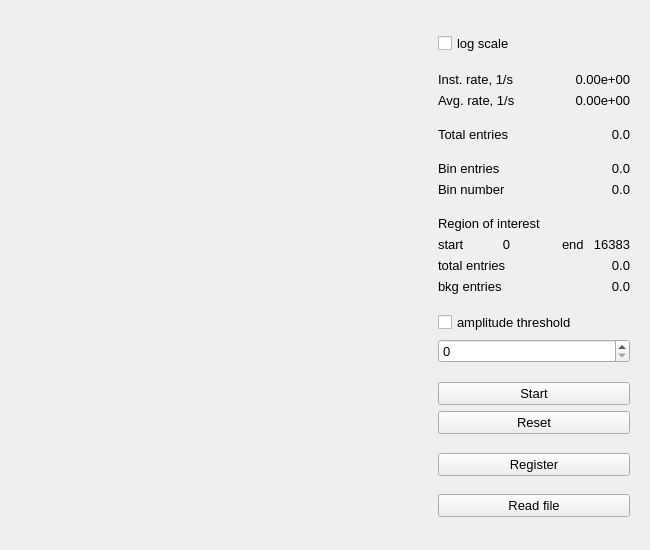
The window that projects/mcpha/python/mcpha_hist.ui (pavel-demin/red-pitaya-notes) describes before a commit, drawn with Qt 5.
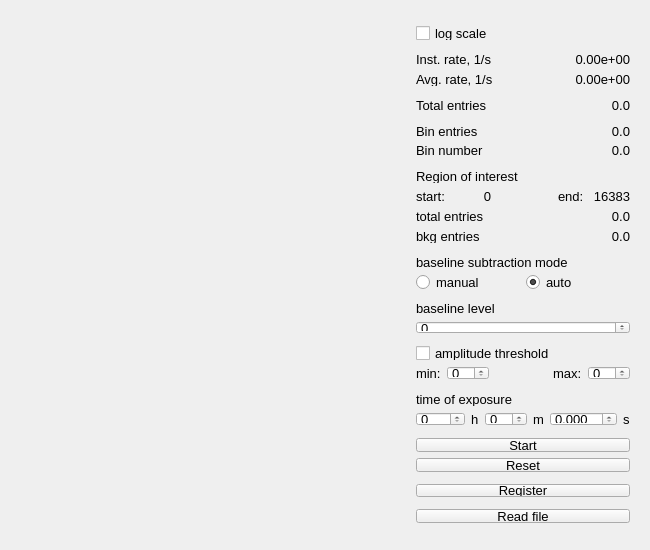
The same window after the commit.

Commit message: add more controls to mcpha/python

What changed in the file:
```diff
--- a/projects/mcpha/python/mcpha_hist.ui
+++ b/projects/mcpha/python/mcpha_hist.ui
@@ -57,6 +57,22 @@
       </font>
      </property>
      <layout class="QFormLayout" name="formLayout">
+      <property name="fieldGrowthPolicy">
+       <enum>QFormLayout::AllNonFixedFieldsGrow</enum>
+      </property>
+      <item row="0" column="0">
+       <spacer name="spacer_0">
+        <property name="orientation">
+         <enum>Qt::Vertical</enum>
+        </property>
+        <property name="sizeHint" stdset="0">
+         <size>
+          <width>20</width>
+          <height>40</height>
+         </size>
+        </property>
+       </spacer>
+      </item>
       <item row="1" column="0">
        <widget class="QCheckBox" name="logCheck">
         <property name="text">
@@ -254,14 +270,14 @@
          <item row="0" column="3">
           <widget class="QLabel" name="roiendLabel">
            <property name="text">
-            <string>end</string>
+            <string>end:</string>
            </property>
           </widget>
          </item>
          <item row="0" column="0">
           <widget class="QLabel" name="roistartLabel">
            <property name="text">
-            <string>start</string>
+            <string>start:</string>
            </property>
           </widget>
          </item>
@@ -344,83 +360,124 @@
         </property>
        </spacer>
       </item>
+      <item row="16" column="0">
+       <widget class="QLabel" name="baseLabel">
+        <property name="text">
+         <string>baseline subtraction mode</string>
+        </property>
+       </widget>
+      </item>
       <item row="17" column="0" colspan="2">
-       <widget class="QSpinBox" name="thrsValue"/>
+       <widget class="QWidget" name="baseWidget" native="true">
+        <layout class="QGridLayout" name="gridLayout_3">
+         <property name="leftMargin">
+          <number>0</number>
+         </property>
+         <property name="topMargin">
+          <number>0</number>
+         </property>
+         <property name="rightMargin">
+          <number>0</number>
+         </property>
+         <property name="bottomMargin">
+          <number>0</number>
+         </property>
+         <item row="0" column="0">
+          <widget class="QRadioButton" name="radioButton">
+           <property name="text">
+            <string>manual</string>
+           </property>
+          </widget>
+         </item>
+         <item row="0" column="1">
+          <widget class="QRadioButton" name="radioButton_2">
+           <property name="text">
+            <string>auto</string>
+           </property>
+           <property name="checked">
+            <bool>true</bool>
+           </property>
+          </widget>
+         </item>
+        </layout>
+       </widget>
       </item>
-      <item row="21" column="0">
-       <spacer name="spacer_7">
-        <property name="orientation">
-         <enum>Qt::Vertical</enum>
+      <item row="19" column="0">
+       <widget class="QLabel" name="levelLabel">
+        <property name="text">
+         <string>baseline level</string>
         </property>
-        <property name="sizeHint" stdset="0">
-         <size>
-          <width>20</width>
-          <height>40</height>
-         </size>
-        </property>
-       </spacer>
+       </widget>
       </item>
-      <item row="18" column="0">
-       <spacer name="spacer_6">
-        <property name="orientation">
-         <enum>Qt::Vertical</enum>
-        </property>
-        <property name="sizeHint" stdset="0">
-         <size>
-          <width>20</width>
-          <height>40</height>
-         </size>
-        </property>
-       </spacer>
+      <item row="20" column="0" colspan="2">
+       <widget class="QSpinBox" name="levelValue"/>
       </item>
-      <item row="0" column="0">
-       <spacer name="spacer_0">
-        <property name="orientation">
-         <enum>Qt::Vertical</enum>
-        </property>
-        <property name="sizeHint" stdset="0">
-         <size>
-          <width>20</width>
-          <height>40</height>
-         </size>
-        </property>
-       </spacer>
-      </item>
-      <item row="23" column="0">
-       <spacer name="spacer_8">
-        <property name="orientation">
-         <enum>Qt::Vertical</enum>
-        </property>
-        <property name="sizeHint" stdset="0">
-         <size>
-          <width>20</width>
-          <height>40</height>
-         </size>
-        </property>
-       </spacer>
-      </item>
-      <item row="16" column="0" colspan="2">
+      <item row="22" column="0" colspan="2">
        <widget class="QCheckBox" name="thrsCheck">
         <property name="text">
          <string>amplitude threshold</string>
         </property>
        </widget>
       </item>
-      <item row="20" column="0" colspan="2">
-       <widget class="QPushButton" name="resetButton">
-        <property name="text">
-         <string>Reset</string>
-        </property>
-       </widget>
-      </item>
-      <item row="19" column="0" colspan="2">
-       <widget class="QPushButton" name="startButton">
-        <property name="text">
-         <string>Start</string>
-        </property>
+      <item row="23" column="0" colspan="2">
+       <widget class="QWidget" name="thrsWidget" native="true">
+        <layout class="QGridLayout" name="gridLayout_2">
+         <property name="leftMargin">
+          <number>0</number>
+         </property>
+         <property name="topMargin">
+          <number>0</number>
+         </property>
+         <property name="rightMargin">
+          <number>0</number>
+         </property>
+         <property name="bottomMargin">
+          <number>0</number>
+         </property>
+         <item row="0" column="3">
+          <widget class="QLabel" name="thrsmaxLabel">
+           <property name="text">
+            <string>max:</string>
+           </property>
+          </widget>
+         </item>
+         <item row="0" column="4">
+          <widget class="QSpinBox" name="thrsmaxValue"/>
+         </item>
+         <item row="0" column="1">
+          <widget class="QSpinBox" name="thrsminLabel_2"/>
+         </item>
+         <item row="0" column="0">
+          <widget class="QLabel" name="thrsminLabel">
+           <property name="text">
+            <string>min:</string>
+           </property>
+          </widget>
+         </item>
+         <item row="0" column="2">
+          <spacer name="spacer_14">
+           <property name="orientation">
+            <enum>Qt::Horizontal</enum>
+           </property>
+           <property name="sizeHint" stdset="0">
+            <size>
+             <width>40</width>
+             <height>20</height>
+            </size>
+           </property>
+          </spacer>
+         </item>
+        </layout>
        </widget>
       </item>
       <item row="25" column="0">
+       <widget class="QLabel" name="label">
+        <property name="text">
+         <string>time of exposure</string>
+        </property>
+       </widget>
+      </item>
+      <item row="27" column="0">
        <spacer name="spacer_9">
         <property name="orientation">
          <enum>Qt::Vertical</enum>
@@ -433,20 +490,175 @@
         </property>
        </spacer>
       </item>
-      <item row="22" column="0" colspan="2">
+      <item row="28" column="0" colspan="2">
+       <widget class="QPushButton" name="startButton">
+        <property name="text">
+         <string>Start</string>
+        </property>
+       </widget>
+      </item>
+      <item row="29" column="0" colspan="2">
+       <widget class="QPushButton" name="resetButton">
+        <property name="text">
+         <string>Reset</string>
+        </property>
+       </widget>
+      </item>
+      <item row="30" column="0">
+       <spacer name="spacer_10">
+        <property name="orientation">
+         <enum>Qt::Vertical</enum>
+        </property>
+        <property name="sizeHint" stdset="0">
+         <size>
+          <width>20</width>
+          <height>40</height>
+         </size>
+        </property>
+       </spacer>
+      </item>
+      <item row="31" column="0" colspan="2">
        <widget class="QPushButton" name="saveButton">
         <property name="text">
          <string>Register</string>
         </property>
        </widget>
       </item>
-      <item row="24" column="0" colspan="2">
+      <item row="32" column="0">
+       <spacer name="spacer_11">
+        <property name="orientation">
+         <enum>Qt::Vertical</enum>
+        </property>
+        <property name="sizeHint" stdset="0">
+         <size>
+          <width>20</width>
+          <height>40</height>
+         </size>
+        </property>
+       </spacer>
+      </item>
+      <item row="33" column="0" colspan="2">
        <widget class="QPushButton" name="readButton">
         <property name="text">
          <string>Read file</string>
         </property>
        </widget>
       </item>
+      <item row="34" column="0">
+       <spacer name="spacer_12">
+        <property name="orientation">
+         <enum>Qt::Vertical</enum>
+        </property>
+        <property name="sizeHint" stdset="0">
+         <size>
+          <width>20</width>
+          <height>40</height>
+         </size>
+        </property>
+       </spacer>
+      </item>
+      <item row="26" column="0" colspan="2">
+       <widget class="QWidget" name="timeWidget" native="true">
+        <layout class="QGridLayout" name="gridLayout_4">
+         <property name="leftMargin">
+          <number>0</number>
+         </property>
+         <property name="topMargin">
+          <number>0</number>
+         </property>
+         <property name="rightMargin">
+          <number>0</number>
+         </property>
+         <property name="bottomMargin">
+          <number>0</number>
+         </property>
+         <item row="0" column="0">
+          <widget class="QSpinBox" name="hourValue">
+           <property name="maximum">
+            <number>999</number>
+           </property>
+          </widget>
+         </item>
+         <item row="0" column="1">
+          <widget class="QLabel" name="hourLabel">
+           <property name="text">
+            <string>h</string>
+           </property>
+          </widget>
+         </item>
+         <item row="0" column="2">
+          <widget class="QSpinBox" name="minValue">
+           <property name="maximum">
+            <number>59</number>
+           </property>
+          </widget>
+         </item>
+         <item row="0" column="3">
+          <widget class="QLabel" name="minLabel">
+           <property name="text">
+            <string>m</string>
+           </property>
+          </widget>
+         </item>
+         <item row="0" column="4">
+          <widget class="QDoubleSpinBox" name="secValue">
+           <property name="decimals">
+            <number>3</number>
+           </property>
+           <property name="maximum">
+            <double>59.999000000000002</double>
+           </property>
+          </widget>
+         </item>
+         <item row="0" column="5">
+          <widget class="QLabel" name="secLabel">
+           <property name="text">
+            <string>s</string>
+           </property>
+          </widget>
+         </item>
+        </layout>
+       </widget>
+      </item>
+      <item row="18" column="0">
+       <spacer name="spacer_6">
+        <property name="orientation">
+         <enum>Qt::Vertical</enum>
+        </property>
+        <property name="sizeHint" stdset="0">
+         <size>
+          <width>20</width>
+          <height>40</height>
+         </size>
+        </property>
+       </spacer>
+      </item>
+      <item row="21" column="0">
+       <spacer name="spacer_7">
+        <property name="orientation">
+         <enum>Qt::Vertical</enum>
+        </property>
+        <property name="sizeHint" stdset="0">
+         <size>
+          <width>20</width>
+          <height>40</height>
+         </size>
+        </property>
+       </spacer>
+      </item>
+      <item row="24" column="0">
+       <spacer name="spacer_8">
+        <property name="orientation">
+         <enum>Qt::Vertical</enum>
+        </property>
+        <property name="sizeHint" stdset="0">
+         <size>
+          <width>20</width>
+          <height>40</height>
+         </size>
+        </property>
+       </spacer>
+      </item>
      </layout>
     </widget>
    </item>
```
Left out of the diff: 2 changed lines with no effect on the pictures. The commit also changes 1 other file.
